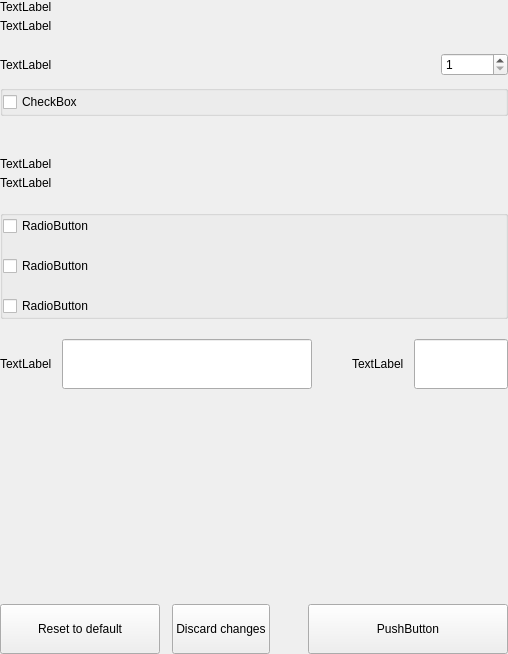
Above: src/qt/pivx/settings/forms/settingswalletoptionswidget.ui from eons-finance/ALQO before the change. Below: the same form after it.
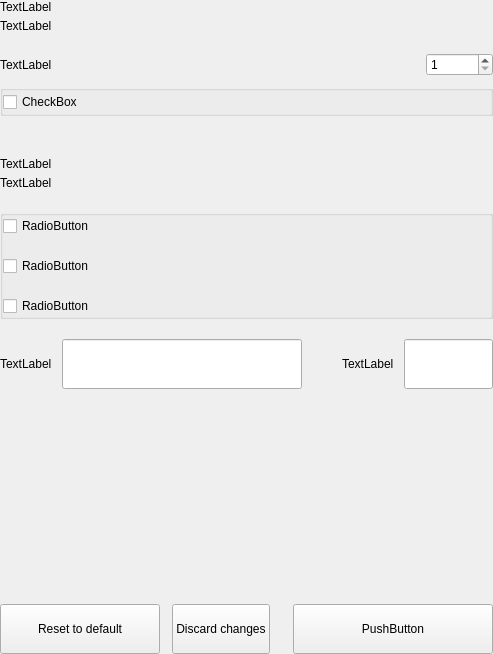
That is the form after the change.

Diff of the .ui file:
```diff
--- a/src/qt/pivx/settings/forms/settingswalletoptionswidget.ui
+++ b/src/qt/pivx/settings/forms/settingswalletoptionswidget.ui
@@ -6,7 +6,7 @@
    <rect>
     <x>0</x>
     <y>0</y>
-    <width>508</width>
+    <width>493</width>
     <height>654</height>
    </rect>
   </property>
@@ -156,9 +156,6 @@
            </property>
            <item>
             <widget class="QCheckBox" name="radioButtonSpend">
-             <property name="styleSheet">
-              <string notr="true">color: rgb(0, 0, 0);</string>
-             </property>
              <property name="text">
               <string>CheckBox</string>
              </property>
@@ -288,9 +285,6 @@
            </property>
            <item>
             <widget class="QCheckBox" name="checkBoxMap">
-             <property name="styleSheet">
-              <string notr="true">color: rgb(0, 0, 0);</string>
-             </property>
              <property name="text">
               <string>RadioButton</string>
              </property>
@@ -298,9 +292,6 @@
            </item>
            <item>
             <widget class="QCheckBox" name="checkBoxAllow">
-             <property name="styleSheet">
-              <string notr="true">color: rgb(0, 0, 0);</string>
-             </property>
              <property name="text">
               <string>RadioButton</string>
              </property>
@@ -308,9 +299,6 @@
            </item>
            <item>
             <widget class="QCheckBox" name="checkBoxConnect">
-             <property name="styleSheet">
-              <string notr="true">color: rgb(0, 0, 0);</string>
-             </property>
              <property name="text">
               <string>RadioButton</string>
              </property>
@@ -366,9 +354,6 @@
                 <height>50</height>
                </size>
               </property>
-              <property name="styleSheet">
-               <string notr="true">color: rgb(0, 0, 0);</string>
-              </property>
              </widget>
             </item>
            </layout>
@@ -412,9 +397,6 @@
                 <height>50</height>
                </size>
               </property>
-              <property name="styleSheet">
-               <string notr="true">color: rgb(0, 0, 0);</string>
-              </property>
              </widget>
             </item>
            </layout>
```
